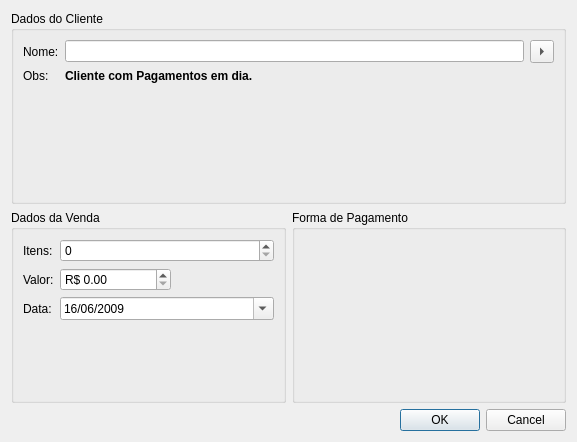
First picture: the form in vendaaddview.ui, repository alexandrepossebom/qsc, before the edit.
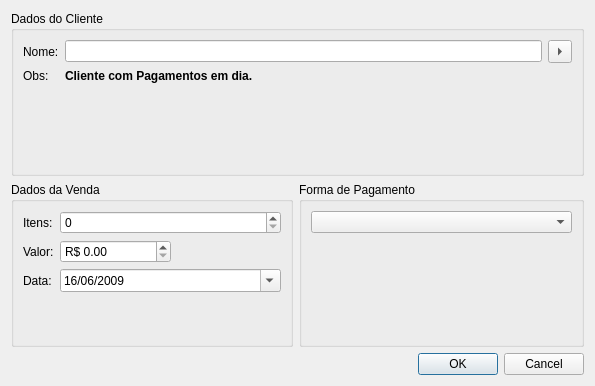
Second picture: the form after the edit.

Patch:
```diff
--- a/vendaaddview.ui
+++ b/vendaaddview.ui
@@ -6,8 +6,8 @@
    <rect>
     <x>0</x>
     <y>0</y>
-    <width>577</width>
-    <height>442</height>
+    <width>579</width>
+    <height>386</height>
    </rect>
   </property>
   <property name="windowTitle">
@@ -71,6 +71,12 @@
     <layout class="QHBoxLayout" name="horizontalLayout_2">
      <item>
       <widget class="QGroupBox" name="groupBox_2">
+       <property name="minimumSize">
+        <size>
+         <width>282</width>
+         <height>0</height>
+        </size>
+       </property>
        <property name="title">
         <string>Dados da Venda</string>
        </property>
@@ -143,6 +149,18 @@
        <property name="title">
         <string>Forma de Pagamento</string>
        </property>
+       <layout class="QFormLayout" name="formLayout_3">
+        <item row="0" column="0">
+         <widget class="QComboBox" name="formadePagamentoComboBox">
+          <property name="minimumSize">
+           <size>
+            <width>261</width>
+            <height>0</height>
+           </size>
+          </property>
+         </widget>
+        </item>
+       </layout>
       </widget>
      </item>
     </layout>
```
Left out of the diff: 2 changed lines with no effect on the pictures.
